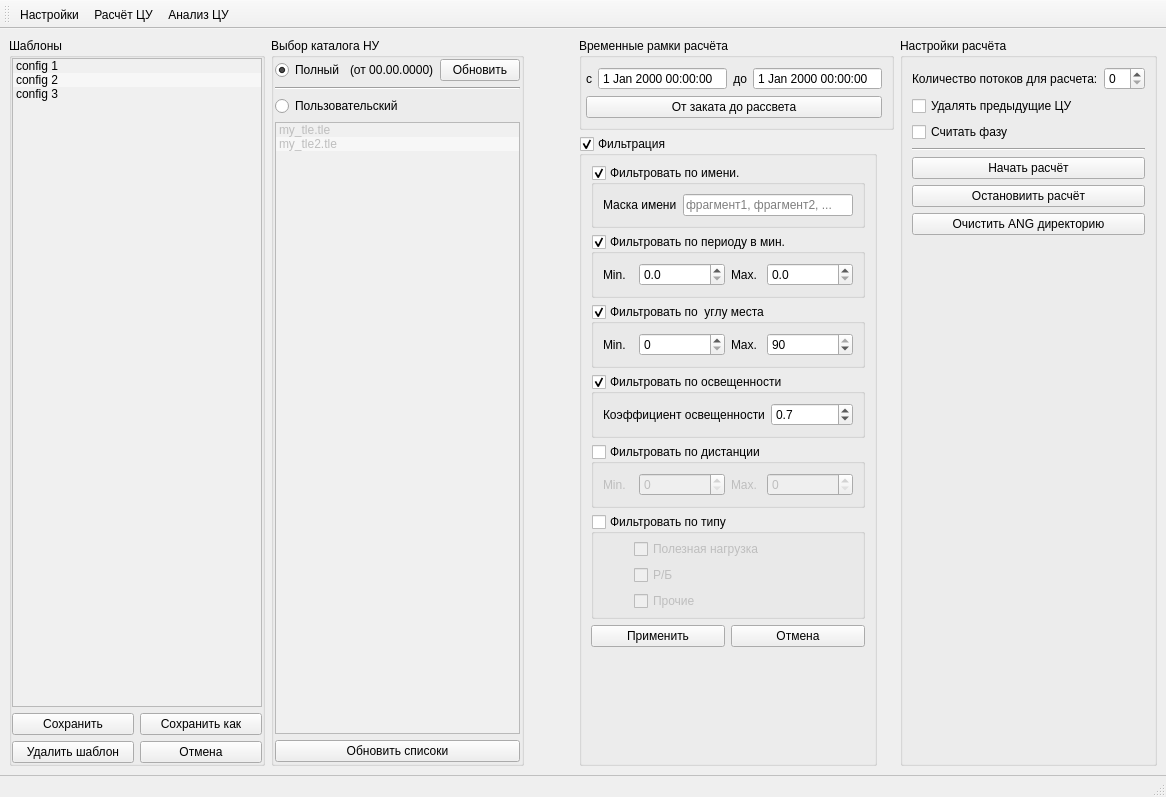
The window that gui_ANGviewer/guiFormMainAngView.ui (MaxxMurygin/python-ANGviewer) describes before a commit, drawn with Qt 5.
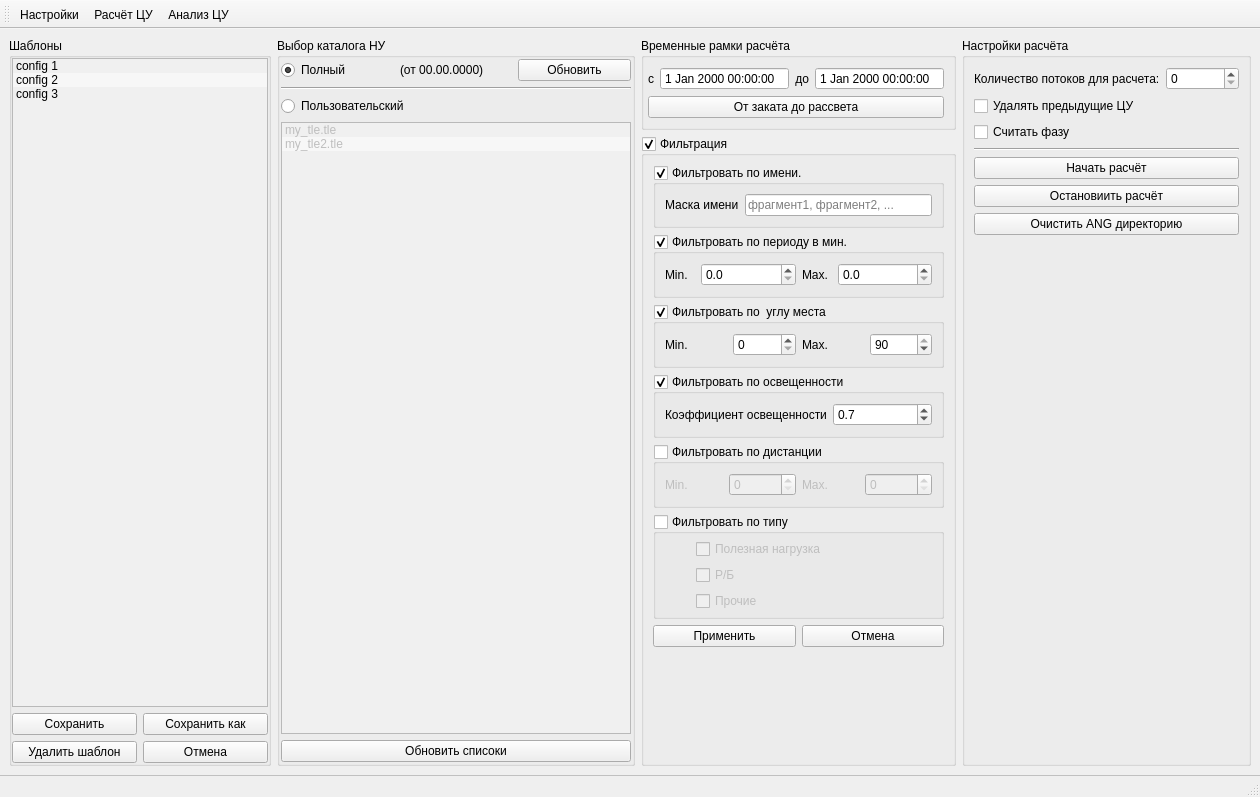
The same window after the commit. The open tabs and pages were chosen to show the change. Icons and pictures are not drawn.

```diff
--- a/gui_ANGviewer/guiFormMainAngView.ui
+++ b/gui_ANGviewer/guiFormMainAngView.ui
@@ -6,7 +6,7 @@
    <rect>
     <x>0</x>
     <y>0</y>
-    <width>1166</width>
+    <width>1260</width>
     <height>797</height>
    </rect>
   </property>
@@ -642,7 +642,7 @@
        </layout>
       </widget>
       <widget class="QWidget" name="tabCalic">
-       <layout class="QGridLayout" name="gridLayout_3" columnstretch="1,1,1,1,1">
+       <layout class="QHBoxLayout" name="horizontalLayout_4" stretch="0,0,0,1">
         <property name="leftMargin">
          <number>0</number>
         </property>
@@ -655,7 +655,7 @@
         <property name="bottomMargin">
          <number>0</number>
         </property>
-        <item row="0" column="0">
+        <item>
          <layout class="QVBoxLayout" name="calicLayout">
           <item>
            <widget class="QGroupBox" name="calicTemplateBox">
@@ -749,85 +749,7 @@
           </item>
          </layout>
         </item>
-        <item row="0" column="4">
-         <widget class="QGroupBox" name="calicFilterBox">
-          <property name="title">
-           <string>Настройки расчёта</string>
-          </property>
-          <layout class="QVBoxLayout" name="verticalLayout_6">
-           <item>
-            <layout class="QHBoxLayout" name="horizontalLayout_2">
-             <item>
-              <widget class="QLabel" name="calicSystemStreamLabel">
-               <property name="text">
-                <string>Количество потоков для расчета:</string>
-               </property>
-              </widget>
-             </item>
-             <item>
-              <widget class="QSpinBox" name="calicSystemStreamEdit"/>
-             </item>
-            </layout>
-           </item>
-           <item>
-            <widget class="QCheckBox" name="calicCheckClearCuDir">
-             <property name="text">
-              <string>Удалять предыдущие ЦУ</string>
-             </property>
-            </widget>
-           </item>
-           <item>
-            <widget class="QCheckBox" name="calicCheckCalculatePhase">
-             <property name="text">
-              <string>Cчитать фазу</string>
-             </property>
-            </widget>
-           </item>
-           <item>
-            <widget class="Line" name="line_4">
-             <property name="orientation">
-              <enum>Qt::Horizontal</enum>
-             </property>
-            </widget>
-           </item>
-           <item>
-            <widget class="QPushButton" name="calicStartButt">
-             <property name="text">
-              <string>Начать расчёт</string>
-             </property>
-            </widget>
-           </item>
-           <item>
-            <widget class="QPushButton" name="calicStopButt">
-             <property name="text">
-              <string>Остановиить расчёт</string>
-             </property>
-            </widget>
-           </item>
-           <item>
-            <widget class="QPushButton" name="calicClearAngDirButt">
-             <property name="text">
-              <string>Очистить ANG директорию</string>
-             </property>
-            </widget>
-           </item>
-           <item>
-            <spacer name="verticalSpacer_4">
-             <property name="orientation">
-              <enum>Qt::Vertical</enum>
-             </property>
-             <property name="sizeHint" stdset="0">
-              <size>
-               <width>20</width>
-               <height>40</height>
-              </size>
-             </property>
-            </spacer>
-           </item>
-          </layout>
-         </widget>
-        </item>
-        <item row="0" column="1">
+        <item>
          <widget class="QGroupBox" name="calicTleBox">
           <property name="title">
            <string>Выбор каталога НУ</string>
@@ -892,16 +814,10 @@
              <property name="enabled">
               <bool>false</bool>
              </property>
-             <property name="sizePolicy">
-              <sizepolicy hsizetype="Expanding" vsizetype="Minimum">
-               <horstretch>0</horstretch>
-               <verstretch>0</verstretch>
-              </sizepolicy>
-             </property>
-             <property name="maximumSize">
+             <property name="minimumSize">
               <size>
                <width>350</width>
-               <height>16777215</height>
+               <height>0</height>
               </size>
              </property>
              <property name="styleSheet">
@@ -932,7 +848,7 @@
           </layout>
          </widget>
         </item>
-        <item row="0" column="3">
+        <item>
          <layout class="QVBoxLayout" name="calicPreFilterLayout">
           <item>
            <widget class="QGroupBox" name="calicFilterTimeBox">
@@ -947,12 +863,6 @@
               <layout class="QHBoxLayout" name="calicFilterTimeLayout">
                <item>
                 <widget class="QLabel" name="calicFilterTimeLabelMin">
-                 <property name="maximumSize">
-                  <size>
-                   <width>30</width>
-                   <height>16777215</height>
-                  </size>
-                 </property>
                  <property name="text">
                   <string>с</string>
                  </property>
@@ -973,12 +883,6 @@
                </item>
                <item>
                 <widget class="QLabel" name="calicFilterTimeLabelMax">
-                 <property name="maximumSize">
-                  <size>
-                   <width>30</width>
-                   <height>16777215</height>
-                  </size>
-                 </property>
                  <property name="text">
                   <string>до</string>
                  </property>
@@ -1008,12 +912,6 @@
           </item>
           <item>
            <widget class="QGroupBox" name="calicPreFilterBox">
-            <property name="sizePolicy">
-             <sizepolicy hsizetype="Fixed" vsizetype="Preferred">
-              <horstretch>0</horstretch>
-              <verstretch>0</verstretch>
-             </sizepolicy>
-            </property>
             <property name="title">
              <string>Фильтрация</string>
             </property>
@@ -1048,12 +946,6 @@
                     <height>0</height>
                    </size>
                   </property>
-                  <property name="maximumSize">
-                   <size>
-                    <width>250</width>
-                    <height>16777215</height>
-                   </size>
-                  </property>
                   <property name="placeholderText">
                    <string>фрагмент1, фрагмент2, ...</string>
                   </property>
@@ -1146,12 +1038,6 @@
                 </property>
                 <item>
                  <widget class="QLabel" name="calicFilterElevationLableMin">
-                  <property name="maximumSize">
-                   <size>
-                    <width>30</width>
-                    <height>16777215</height>
-                   </size>
-                  </property>
                   <property name="text">
                    <string>Min.</string>
                   </property>
@@ -1166,12 +1052,6 @@
                 </item>
                 <item>
                  <widget class="QLabel" name="calicFilterElevationLabelMax">
-                  <property name="maximumSize">
-                   <size>
-                    <width>30</width>
-                    <height>16777215</height>
-                   </size>
-                  </property>
                   <property name="text">
                    <string>Max.</string>
                   </property>
@@ -1242,12 +1122,6 @@
                <layout class="QHBoxLayout" name="horizontalLayout_10">
                 <item>
                  <widget class="QLabel" name="calicFilterDistanceLabelMin">
-                  <property name="maximumSize">
-                   <size>
-                    <width>30</width>
-                    <height>16777215</height>
-                   </size>
-                  </property>
                   <property name="text">
                    <string>Min.</string>
                   </property>
@@ -1262,12 +1136,6 @@
                 </item>
                 <item>
                  <widget class="QLabel" name="calicFilterDistanceLabelMax">
-                  <property name="maximumSize">
-                   <size>
-                    <width>30</width>
-                    <height>16777215</height>
-                   </size>
-                  </property>
                   <property name="text">
                    <string>Max.</string>
                   </property>
@@ -1370,6 +1238,84 @@
           </item>
          </layout>
         </item>
+        <item>
+         <widget class="QGroupBox" name="calicFilterBox">
+          <property name="title">
+           <string>Настройки расчёта</string>
+          </property>
+          <layout class="QVBoxLayout" name="verticalLayout_6">
+           <item>
+            <layout class="QHBoxLayout" name="horizontalLayout_2">
+             <item>
+              <widget class="QLabel" name="calicSystemStreamLabel">
+               <property name="text">
+                <string>Количество потоков для расчета:</string>
+               </property>
+              </widget>
+             </item>
+             <item>
+              <widget class="QSpinBox" name="calicSystemStreamEdit"/>
+             </item>
+            </layout>
+           </item>
+           <item>
+            <widget class="QCheckBox" name="calicCheckClearCuDir">
+             <property name="text">
+              <string>Удалять предыдущие ЦУ</string>
+             </property>
+            </widget>
+           </item>
+           <item>
+            <widget class="QCheckBox" name="calicCheckCalculatePhase">
+             <property name="text">
+              <string>Cчитать фазу</string>
+             </property>
+            </widget>
+           </item>
+           <item>
+            <widget class="Line" name="line_4">
+             <property name="orientation">
+              <enum>Qt::Horizontal</enum>
+             </property>
+            </widget>
+           </item>
+           <item>
+            <widget class="QPushButton" name="calicStartButt">
+             <property name="text">
+              <string>Начать расчёт</string>
+             </property>
+            </widget>
+           </item>
+           <item>
+            <widget class="QPushButton" name="calicStopButt">
+             <property name="text">
+              <string>Остановиить расчёт</string>
+             </property>
+            </widget>
+           </item>
+           <item>
+            <widget class="QPushButton" name="calicClearAngDirButt">
+             <property name="text">
+              <string>Очистить ANG директорию</string>
+             </property>
+            </widget>
+           </item>
+           <item>
+            <spacer name="verticalSpacer_4">
+             <property name="orientation">
+              <enum>Qt::Vertical</enum>
+             </property>
+             <property name="sizeHint" stdset="0">
+              <size>
+               <width>20</width>
+               <height>40</height>
+              </size>
+             </property>
+            </spacer>
+           </item>
+          </layout>
+         </widget>
+        </item>
        </layout>
       </widget>
       <widget class="QWidget" name="tabViewer">
```
Left out of the diff: 10 changed lines with no effect on the pictures.
